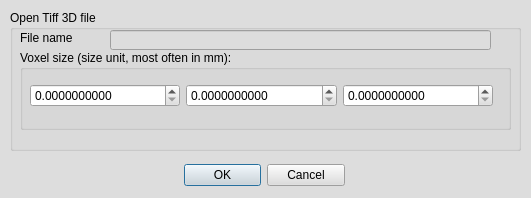
Qt form MorphoDig/Qt/mqOpenTiff3DDialog.ui (morphomuseum/MorphoDig) before a commit.
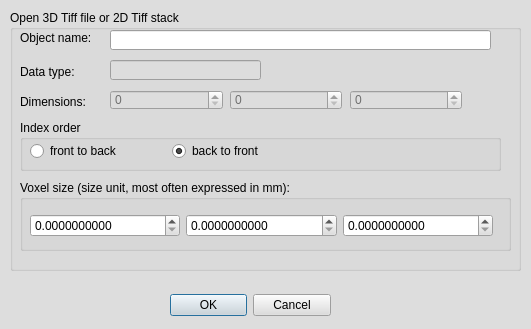
The same form after that commit.

What changed in the file:
```diff
--- a/MorphoDig/Qt/mqOpenTiff3DDialog.ui
+++ b/MorphoDig/Qt/mqOpenTiff3DDialog.ui
@@ -7,7 +7,7 @@
     <x>0</x>
     <y>0</y>
     <width>531</width>
-    <height>198</height>
+    <height>329</height>
    </rect>
   </property>
   <property name="palette">
@@ -458,8 +458,8 @@
   <widget class="QWidget" name="layoutWidget">
    <property name="geometry">
     <rect>
-     <x>184</x>
-     <y>160</y>
+     <x>170</x>
+     <y>290</y>
      <width>161</width>
      <height>30</height>
     </rect>
@@ -483,23 +483,23 @@
      <x>10</x>
      <y>10</y>
      <width>511</width>
-     <height>141</height>
+     <height>261</height>
     </rect>
    </property>
    <property name="title">
-    <string>Open Tiff 3D file</string>
+    <string>Open 3D Tiff file or 2D Tiff stack</string>
    </property>
    <widget class="QGroupBox" name="groupBox_4">
     <property name="geometry">
      <rect>
       <x>10</x>
-      <y>40</y>
+      <y>170</y>
       <width>491</width>
-      <height>80</height>
+      <height>71</height>
      </rect>
     </property>
     <property name="title">
-     <string>Voxel size (size unit, most often in mm):</string>
+     <string>Voxel size (size unit, most often expressed in mm):</string>
     </property>
     <widget class="QWidget" name="horizontalLayoutWidget_4">
      <property name="geometry">
@@ -553,6 +553,122 @@
      </layout>
     </widget>
    </widget>
+   <widget class="QGroupBox" name="groupBox_3">
+    <property name="geometry">
+     <rect>
+      <x>10</x>
+      <y>110</y>
+      <width>481</width>
+      <height>51</height>
+     </rect>
+    </property>
+    <property name="title">
+     <string>Index order</string>
+    </property>
+    <widget class="QWidget" name="verticalLayoutWidget_3">
+     <property name="geometry">
+      <rect>
+       <x>10</x>
+       <y>20</y>
+       <width>277</width>
+       <height>22</height>
+      </rect>
+     </property>
+     <layout class="QHBoxLayout" name="horizontalLayout_8">
+      <item>
+       <widget class="QRadioButton" name="frontToBack">
+        <property name="text">
+         <string>front to back</string>
+        </property>
+       </widget>
+      </item>
+      <item>
+       <widget class="QRadioButton" name="backToFront">
+        <property name="text">
+         <string>back to front</string>
+        </property>
+        <property name="checked">
+         <bool>true</bool>
+        </property>
+       </widget>
+      </item>
+     </layout>
+    </widget>
+   </widget>
+   <widget class="QSpinBox" name="dimY">
+    <property name="enabled">
+     <bool>false</bool>
+    </property>
+    <property name="geometry">
+     <rect>
+      <x>220</x>
+      <y>80</y>
+      <width>112</width>
+      <height>20</height>
+     </rect>
+    </property>
+    <property name="maximum">
+     <number>100000</number>
+    </property>
+   </widget>
+   <widget class="QSpinBox" name="dimX">
+    <property name="enabled">
+     <bool>false</bool>
+    </property>
+    <property name="geometry">
+     <rect>
+      <x>100</x>
+      <y>80</y>
+      <width>113</width>
+      <height>20</height>
+     </rect>
+    </property>
+    <property name="maximum">
+     <number>100000</number>
+    </property>
+   </widget>
+   <widget class="QSpinBox" name="dimZ">
+    <property name="enabled">
+     <bool>false</bool>
+    </property>
+    <property name="geometry">
+     <rect>
+      <x>340</x>
+      <y>80</y>
+      <width>112</width>
+      <height>20</height>
+     </rect>
+    </property>
+    <property name="maximum">
+     <number>100000</number>
+    </property>
+   </widget>
+   <widget class="QLabel" name="label_3">
+    <property name="geometry">
+     <rect>
+      <x>10</x>
+      <y>80</y>
+      <width>112</width>
+      <height>23</height>
+     </rect>
+    </property>
+    <property name="text">
+     <string>Dimensions:</string>
+    </property>
+   </widget>
+   <widget class="QLabel" name="label_2">
+    <property name="geometry">
+     <rect>
+      <x>10</x>
+      <y>50</y>
+      <width>112</width>
+      <height>23</height>
+     </rect>
+    </property>
+    <property name="text">
+     <string>Data type:</string>
+    </property>
+   </widget>
   </widget>
   <widget class="QLabel" name="label">
    <property name="geometry">
@@ -564,12 +680,12 @@
     </rect>
    </property>
    <property name="text">
-    <string>File name</string>
+    <string>Object name:</string>
    </property>
   </widget>
   <widget class="QLineEdit" name="FileName">
    <property name="enabled">
-    <bool>false</bool>
+    <bool>true</bool>
    </property>
    <property name="geometry">
     <rect>
@@ -580,6 +696,19 @@
     </rect>
    </property>
   </widget>
+  <widget class="QLineEdit" name="DataType">
+   <property name="enabled">
+    <bool>false</bool>
+   </property>
+   <property name="geometry">
+    <rect>
+     <x>110</x>
+     <y>60</y>
+     <width>151</width>
+     <height>20</height>
+    </rect>
+   </property>
+  </widget>
  </widget>
  <resources>
   <include location="../Icons/icons.qrc"/>
```
Left out of the diff: 4 changed lines with no effect on the pictures.
